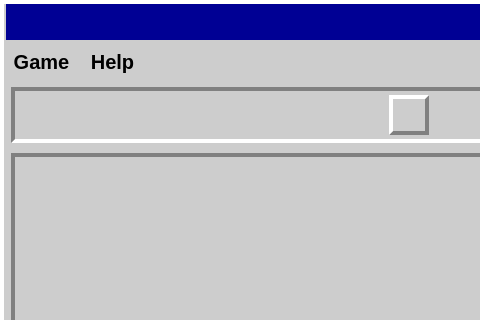
somedude72/minesweeper, file src/view/window.ui: the form before one commit; both pictures show x 0 to 480 and y 0 to 320 of the 817 by 628 pixel window.
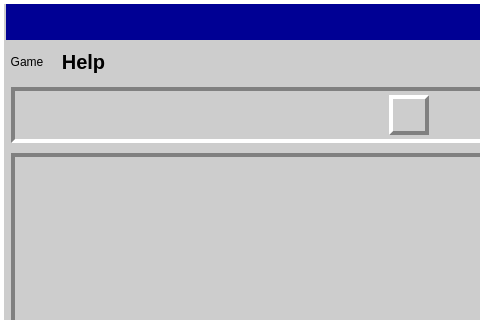
The form after the commit.

Commit message: Changed menubar font size (still not functional)

What changed in the file:
```diff
--- a/src/view/window.ui
+++ b/src/view/window.ui
@@ -413,12 +413,6 @@
           </property>
           <item>
            <widget class="QToolButton" name="menu_game">
-            <property name="font">
-             <font>
-              <pointsize>15</pointsize>
-              <bold>true</bold>
-             </font>
-            </property>
             <property name="text">
              <string>Game</string>
             </property>
```
The commit also changes 1 other file.
